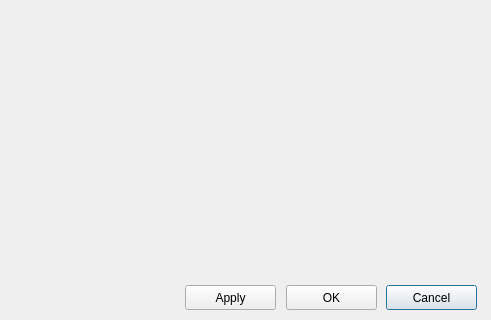
Above: src/smplayer/preferencesdialog.ui from UbuntuKylin/kylin-video before the change; both pictures show x 184 to 675 and y 105 to 425 of the 675 by 425 pixel window. Below: the same form after it.
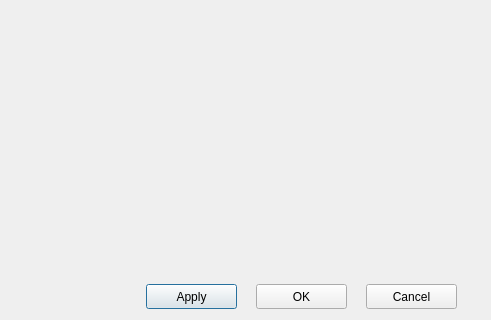
That is the form after the change.

Patch:
```diff
--- a/src/smplayer/preferencesdialog.ui
+++ b/src/smplayer/preferencesdialog.ui
@@ -77,10 +77,32 @@
     </property>
    </widget>
   </widget>
+  <widget class="QWidget" name="widget" native="true">
+   <property name="geometry">
+    <rect>
+     <x>160</x>
+     <y>-1</y>
+     <width>515</width>
+     <height>425</height>
+    </rect>
+   </property>
+   <widget class="QPushButton" name="applyButton">
+    <property name="geometry">
+     <rect>
+      <x>170</x>
+      <y>390</y>
+      <width>91</width>
+      <height>25</height>
+     </rect>
+    </property>
+    <property name="text">
+     <string>Apply</string>
+    </property>
+   </widget>
   <widget class="QStackedWidget" name="pages">
    <property name="geometry">
     <rect>
-     <x>181</x>
+      <x>30</x>
      <y>20</y>
      <width>470</width>
      <height>360</height>
@@ -99,7 +121,7 @@
   <widget class="QPushButton" name="cancelButton">
    <property name="geometry">
     <rect>
-     <x>570</x>
+      <x>390</x>
      <y>390</y>
      <width>91</width>
      <height>25</height>
@@ -109,23 +131,10 @@
     <string>Cancel</string>
    </property>
   </widget>
-  <widget class="QPushButton" name="applyButton">
-   <property name="geometry">
-    <rect>
-     <x>369</x>
-     <y>390</y>
-     <width>91</width>
-     <height>25</height>
-    </rect>
-   </property>
-   <property name="text">
-    <string>Apply</string>
-   </property>
-  </widget>
   <widget class="QPushButton" name="okButton">
    <property name="geometry">
     <rect>
-     <x>470</x>
+      <x>280</x>
      <y>390</y>
      <width>91</width>
      <height>25</height>
@@ -134,6 +143,7 @@
    <property name="text">
     <string>OK</string>
    </property>
+   </widget>
   </widget>
  </widget>
  <resources/>
```
Lines whose indentation alone changed are shown as unchanged.
